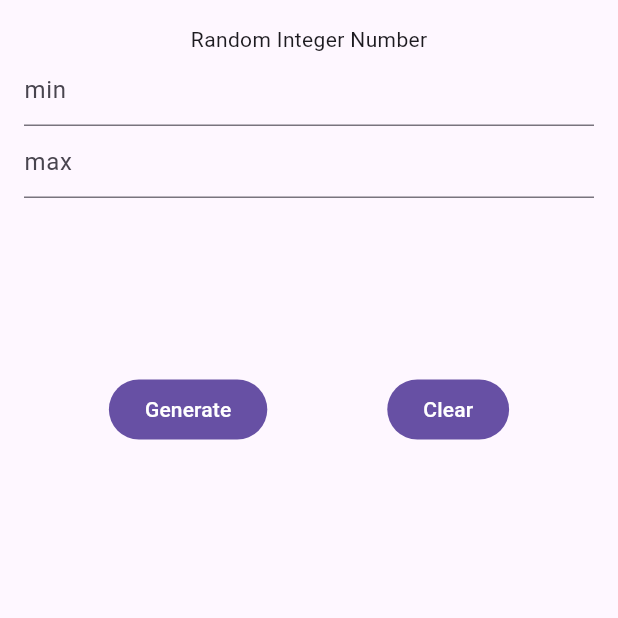
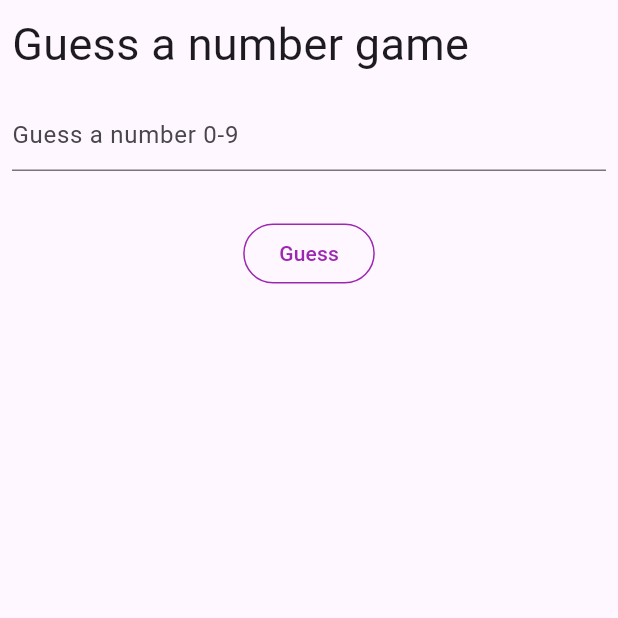
Before and after one commit to 6631501135MIN/flutter_lab, a Flutter app: the screen it shows after launch, on a phone screen of 412 x 824 dp, the top half of it. Run offline on Flutter 3.47's test engine with Material 3 defaults, Android fonts, the phone set to English and light mode, and no system bars.

Commit message:
finished the assignments

```diff
--- a/lib/main.dart
+++ b/lib/main.dart
@@ -1,6 +1,6 @@
 import 'package:flutter/material.dart';
-import 'package:flutter_lab/week05/random_demo.dart';
+import 'package:flutter_lab/week05/assignment3.dart';
 
 void main() {
-  runApp(MaterialApp(home: RandomDemo()));
+  runApp(MaterialApp(home: Assignment3()));
 }
--- /dev/null
+++ b/lib/week05/assignment3.dart
@@ -0,0 +1,106 @@
+import 'package:flutter/material.dart';
+import 'dart:math';
+
+class Assignment3 extends StatefulWidget {
+  const Assignment3({super.key});
+
+  @override
+  State<Assignment3> createState() => _Assignment3State();
+}
+
+class _Assignment3State extends State<Assignment3> {
+  TextEditingController tcGuess = TextEditingController();
+  late int answer;
+  String result = '';
+  int chance = 3;
+  bool gameOver = false;
+  @override
+  void initState() {
+    super.initState();
+    _resetGame();
+  }
+
+  void _resetGame() {
+    answer = Random().nextInt(10);
+    chance = 3;
+    result = '';
+    gameOver = false;
+    tcGuess.clear();
+    setState(() {});
+  }
+
+  void _guess() {
+    if (tcGuess.text.isEmpty) {
+      setState(() {
+        result = 'Please guess a number';
+      });
+      return;
+    }
+    int? userGuess = int.tryParse(tcGuess.text);
+    if (userGuess == null || userGuess < 0 || userGuess > 9) {
+      setState(() {
+        result = 'Please guess a valid number 0-9';
+        return;
+      });
+    }
+    if (chance == 0 || gameOver) return;
+    chance--;
+    setState(() {
+      if (userGuess! == answer) {
+        result = 'Correct, you win!';
+        gameOver = true;
+      } else if (chance == 0) {
+        result = 'Sorry you lose. The answer is $answer';
+        gameOver = true;
+      } else {
+        result = userGuess < answer
+            ? '$userGuess is too small, $chance chance(s) left!'
+            : '$userGuess is too large, $chance chance(s) left!';
+      }
+    });
+  }
+
+  @override
+  Widget build(BuildContext context) {
+    return Scaffold(
+      body: SafeArea(
+        child: Padding(
+          padding: const EdgeInsets.all(8.0),
+          child: Column(
+            mainAxisAlignment: MainAxisAlignment.start,
+            crossAxisAlignment: CrossAxisAlignment.start,
+            children: [
+              Text('Guess a number game', style: TextStyle(fontSize: 30)),
+              SizedBox(height: 15),
+              TextField(
+                controller: tcGuess,
+                keyboardType: TextInputType.number,
+                decoration: InputDecoration(hintText: 'Guess a number 0-9'),
+              ),
+              SizedBox(height: 10),
+              Center(
+                child: Text(
+                  result,
+                  style: TextStyle(fontSize: 15, color: Colors.red),
+                ),
+              ),
+              Row(
+                mainAxisAlignment: MainAxisAlignment.center,
+                children: [
+                  OutlinedButton(
+                    onPressed: gameOver ? _resetGame : _guess,
+                    style: OutlinedButton.styleFrom(
+                      foregroundColor: Colors.purple,
+                      side: BorderSide(color: Colors.purple),
+                    ),
+                    child: Text(gameOver ? 'Replay' : 'Guess'),
+                  ),
+                ],
+              ),
+            ],
+          ),
+        ),
+      ),
+    );
+  }
+}
--- a/pubspec.yaml
+++ b/pubspec.yaml
@@ -73,6 +73,10 @@ flutter:
   # "family" key with the font family name, and a "fonts" key with a
   # list giving the asset and other descriptors for the font. For
   # example:
+  fonts:
+    - family: Sevillana
+      fonts:
+        - asset: fonts/Sevillana-Regular.ttf
   # fonts:
   #   - family: Schyler
   #     fonts:
```
Also changed, not shown: fonts/OFL.txt (added, +94 -0 lines), lib/week05/assignment1.dart (added, +76 -0 lines), lib/week05/assignment2.dart (added, +110 -0 lines), fonts/Sevillana-Regular.ttf (added).
